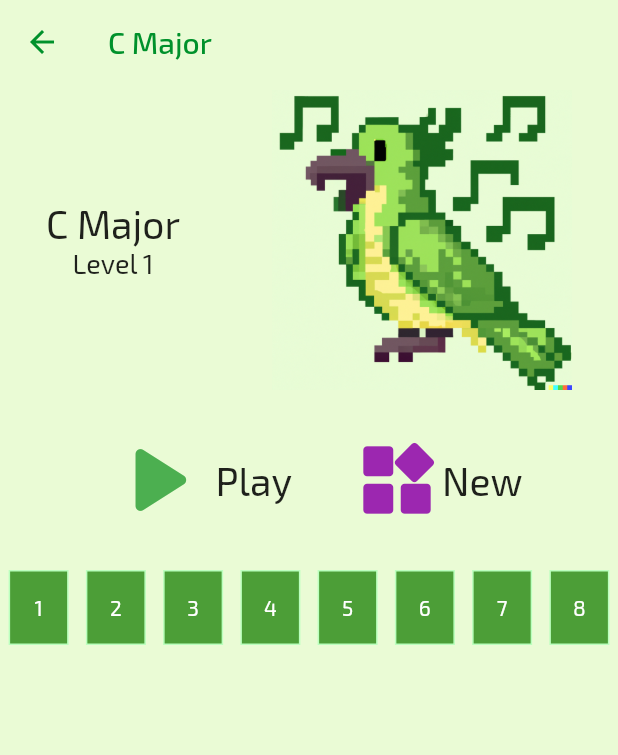
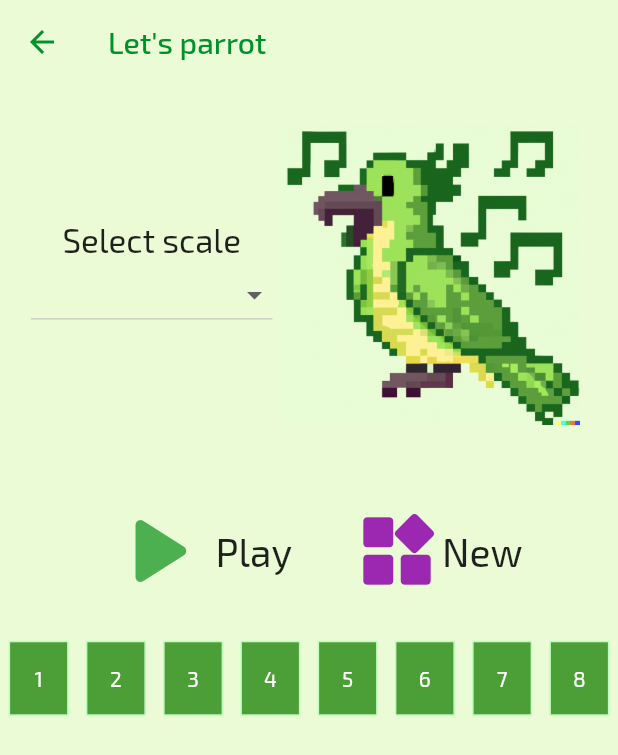
Before and after one commit to facundograpsas/music_parrot, a Flutter app: the screen it shows after launch, after a tap on "Let's parrot!", on a phone screen of 412 x 824 dp. Shown: the top 755 px of the screen. Run offline on Flutter 3.47's test engine with Material 2 defaults, Android fonts, the light colour scheme and no system bars; our stand-ins replace audioplayers, get; missing offline and left inert: flutter_midi.

Commit message:
refactor, modelling screen

```diff
--- a/lib/constants/colors_constants.dart
+++ b/lib/constants/constants.dart
@@ -31,18 +31,34 @@ class Tones {
   ];
 
   static Map notesList2 = {
-    'C': Tone('c', 60, false),
-    'D': Tone('c', 62, false),
+    'C': Tone('C', 60, false),
+    'C#': Tone('C#', 61, false),
+    'Db': Tone('Db', 61, false),
+    'D': Tone('D', 62, false),
+    'D#': Tone('D#', 63, false),
+    'Eb': Tone('Eb', 63, false),
     'E': Tone('c', 64, false),
     'F': Tone('c', 65, false),
+    'F#': Tone('c', 66, false),
+    'Gb': Tone('c', 66, false),
     'G': Tone('c', 67, false),
+    'G#': Tone('c', 68, false),
+    'Ab': Tone('c', 68, false),
     'A': Tone('c', 69, false),
+    'A#': Tone('c', 70, false),
+    'Bb': Tone('c', 70, false),
     'B': Tone('c', 71, false),
     'C2': Tone('c', 72, false)
   };
 }
 
 class Scales {
+  static List<String> scalesNames = [
+    'C Major',
+    'C minor',
+    'C minor pentatonic'
+  ];
+
   static List<Tone?> cMajor = [
     Tones.notesList2['C'],
     Tones.notesList2['D'],
@@ -53,6 +69,17 @@ class Scales {
     Tones.notesList2['B'],
     Tones.notesList2['C2'],
   ];
+
+  static List<Tone?> cMinor = [
+    Tones.notesList2['C'],
+    Tones.notesList2['D'],
+    Tones.notesList2['Eb'],
+    Tones.notesList2['F'],
+    Tones.notesList2['G'],
+    // Tones.notesList2['Ab'],
+    // Tones.notesList2['Bb'],
+    // Tones.notesList2['C2'],
+  ];
 }
 
 class Tone {
--- a/lib/melodies_player.dart
+++ b/lib/melodies_player.dart
@@ -5,7 +5,7 @@ import 'package:flutter/src/foundation/key.dart';
 import 'package:flutter/src/widgets/framework.dart';
 import 'package:flutter_midi/flutter_midi.dart';
 import 'package:get/get.dart';
-import 'package:music_parrot/constants/colors_constants.dart';
+import 'package:music_parrot/constants/constants.dart';
 
 class NotePlayer extends StatefulWidget {
   const NotePlayer({Key? key}) : super(key: key);
@@ -22,16 +22,17 @@ class _NotePlayerState extends State<NotePlayer> {
   void initState() {
     load('assets/sf2/miinstrumento-1.sf2');
 
-    for (var element in controller.currentScale) {
-      element.listen((note) {
-        if (note!.isPlaying) {
-          _play(note.number);
-        } else {
-          _stop(note.number);
-        }
-      });
-    }
-
+    controller.currentScale.listen((p0) {
+      for (var note in p0) {
+        note.listen((p0) {
+          if (p0!.isPlaying) {
+            _play(p0.number);
+          } else {
+            _stop(p0.number);
+          }
+        });
+      }
+    });
     super.initState();
   }
 
@@ -60,7 +61,18 @@ class _NotePlayerState extends State<NotePlayer> {
 }
 
 class NotePlyerController extends GetxController {
+  @override
+  void onReady() {
+    super.onReady();
+    currentScale.value = [...Scales.cMajor.map((e) => e.obs)].obs;
+  }
+
   var notes = [...Tones.notesList.map((e) => e.obs)];
+  var currentScale = [].obs;
 
-  var currentScale = [...Scales.cMajor.map((e) => e.obs)];
+  changeScale(scale) {
+    if (scale == 'cMinor') {
+      currentScale.value = [...Scales.cMinor.map((e) => e.obs)].obs;
+    }
+  }
 }
--- a/lib/screens/lets_parrot_screen.dart
+++ b/lib/screens/lets_parrot_screen.dart
@@ -5,7 +5,7 @@ import 'package:get/get.dart';
 import 'package:music_parrot/widgets/app_bar.dart';
 import 'package:music_parrot/widgets/parrot_image.dart';
 
-import '../constants/colors_constants.dart';
+import '../constants/constants.dart';
 import '../melodies_player.dart';
 import '../theme.dart';
 
@@ -23,26 +23,45 @@ class _LetsParrotScreenState extends State<LetsParrotScreen> {
   Widget build(BuildContext context) {
     return Scaffold(
         backgroundColor: Themes.lightTheme.colorScheme.background,
-        appBar: const MyAppBar(widgets: [], title: Text('C Major')),
+        appBar: const MyAppBar(widgets: [], title: Text("Let's parrot")),
         body: Container(
           child: Column(mainAxisAlignment: MainAxisAlignment.start, children: [
             Row(
               mainAxisAlignment: MainAxisAlignment.spaceAround,
               children: [
                 Column(
-                  children: const [
-                    NotePlayer(),
-                    Text(
-                      "C Major",
-                      style: TextStyle(fontSize: 26),
+                  children: [
+                    const NotePlayer(),
+                    SizedBox(
+                      height: MediaQuery.of(context).size.height * 0.3,
+                      width: MediaQuery.of(context).size.width * 0.9,
+                      child: Row(
+                        children: [
+                          Column(
+                            mainAxisAlignment: MainAxisAlignment.center,
+                            children: [
+                              const Text(
+                                "Select scale",
+                                style: TextStyle(fontSize: 22),
                               ),
-                    Text(
-                      "Level 1",
-                      style: TextStyle(fontSize: 18),
+                              DropdownButton<String>(
+                                  items: Scales.scalesNames
+                                      .map<DropdownMenuItem<String>>(
+                                          (String value) {
+                                    return DropdownMenuItem<String>(
+                                        value: value, child: Text(value));
+                                  }).toList(),
+                                  onChanged: onChanged),
+                            ],
+                          ),
+                          Expanded(
+                              child: const ParrotImage(height: 200, width: 200))
+                          // ParrotImage(height: 200, width: 200)
+                        ],
+                      ),
                     ),
                   ],
                 ),
-                ParrotImage(height: 200, width: 200)
               ],
             ),
             Row(
@@ -50,7 +69,7 @@ class _LetsParrotScreenState extends State<LetsParrotScreen> {
               children: [
                 Ink(
                   child: InkWell(
-                    onTap: () => {},
+                    onTap: () => {controller.changeScale('cMinor')},
                     child: Padding(
                       padding: const EdgeInsets.all(20.0),
                       child: Row(
@@ -93,24 +112,27 @@ class _LetsParrotScreenState extends State<LetsParrotScreen> {
                 )
               ],
             ),
-            Row(
+            Obx(() => Row(
                   mainAxisAlignment: MainAxisAlignment.spaceAround,
-              children: controller.currentScale.asMap().entries.map((entry) {
+                  children:
+                      controller.currentScale.asMap().entries.map((entry) {
                     return NoteButton(
                         number: (entry.key + 1).toString(),
                         onTapDown: (tdd) =>
                             controller.currentScale[entry.key].update((val) {
-                          val?.isPlaying = true;
+                              val.isPlaying = true;
                             }),
                         onTapUp: (d) =>
                             controller.currentScale[entry.key].update((val) {
                               val?.isPlaying = false;
                             }));
                   }).toList(),
-            ),
+                )),
           ]),
         ));
   }
+
+  void onChanged(value) {}
 }
 
 class NoteButton extends StatelessWidget {
--- a/lib/theme.dart
+++ b/lib/theme.dart
@@ -1,6 +1,6 @@
 import 'package:flutter/material.dart';
 
-import 'constants/colors_constants.dart';
+import 'constants/constants.dart';
 
 class Themes {
   static final lightTheme = ThemeData(
```
Lines whose indentation alone changed are shown as unchanged.
